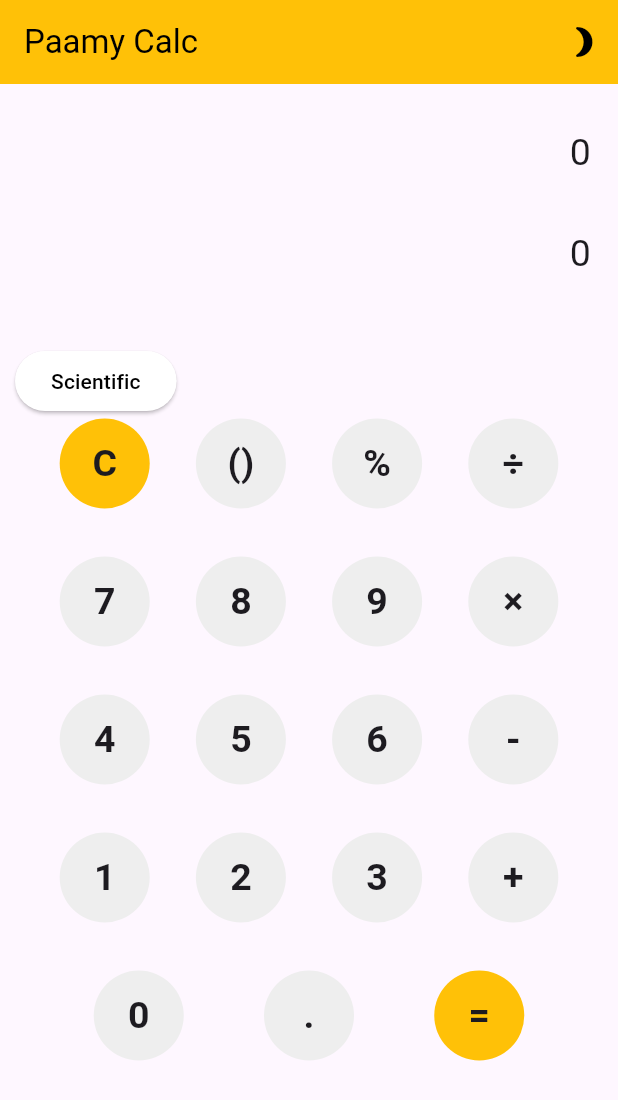
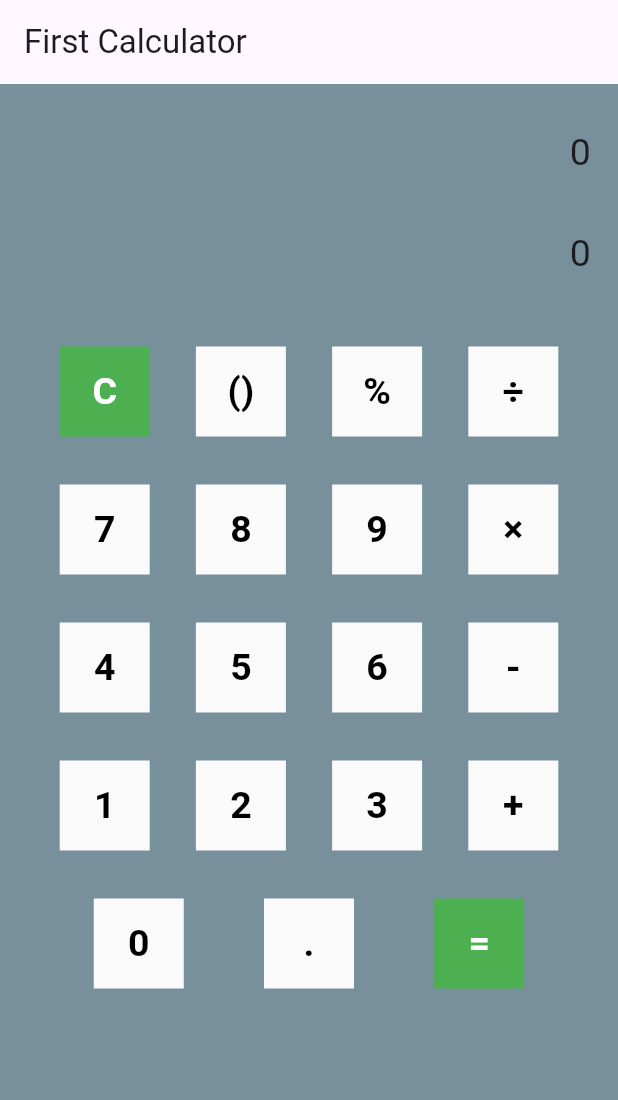
Before and after one commit to Ammarmyp/mcp_calculator, a Flutter app: the screen it shows after launch, on a phone screen of 412 x 824 dp. Shown: the top 1100 px of the screen. Run offline on Flutter 3.47's test engine with Material 3 defaults, Android fonts, the phone set to English and light mode, and no system bars; our stand-ins replace math_expressions.

Commit message:
aman changes

```diff
--- a/lib/components/custom_button.dart
+++ b/lib/components/custom_button.dart
@@ -18,25 +18,25 @@ class CustomButton extends StatelessWidget {
     return InkWell(
       onTap: onPressed,
       splashColor: Theme.of(context).colorScheme.primary.withOpacity(0.2),
-      borderRadius: BorderRadius.circular(30),
+      borderRadius: BorderRadius.circular(20),
       child: Container(
         alignment: Alignment.center,
         margin: const EdgeInsets.all(1),
         decoration: BoxDecoration(
-            color: ["C", "="].contains(label)
-                ? Theme.of(context).colorScheme.secondary
-                : Theme.of(context).colorScheme.tertiary,
+            color:
+                ["C", "="].contains(label) ? Colors.green : Colors.grey.shade50,
             // Background color
             // borderRadius: BorderRadius.circular(10),
-            shape: BoxShape.circle // Rounded corners
+            shape: BoxShape.rectangle // Rounded corners
             ),
         height: 60,
         width: 60,
         child: Text(
           label,
-          style: const TextStyle(
+          style: TextStyle(
             fontSize: 25,
             fontWeight: FontWeight.bold,
+            color: ["C", "="].contains(label) ? Colors.white : Colors.black,
           ),
         ),
       ),
--- a/lib/main.dart
+++ b/lib/main.dart
@@ -1,6 +1,5 @@
 import 'package:flutter/material.dart';
 import 'package:mcp_calculator/screens/simple_calculator.dart';
-import 'package:mcp_calculator/services/app_theme.dart';
 
 void main() {
   runApp(const MyApp());
@@ -14,23 +13,13 @@ class MyApp extends StatefulWidget {
 }
 
 class _MyAppState extends State<MyApp> {
-  bool isDarkTheme = false;
-
-  void toggleTheme() {
-    setState(() {
-      isDarkTheme = !isDarkTheme;
-    });
-  }
-
   @override
   Widget build(BuildContext context) {
     return MaterialApp(
-      title: 'Paamy Calculator',
-      darkTheme: Appthemedata.darkMode,
-      theme: Appthemedata.lightMode,
-      themeMode: isDarkTheme ? ThemeMode.dark : ThemeMode.light,
+      title: 'Calculator',
+      theme: ThemeData(scaffoldBackgroundColor: Colors.blueGrey.shade400),
       debugShowCheckedModeBanner: false,
-      routes: {"/": (context) => SimpleCalculator(toggleTheme: toggleTheme)},
+      routes: {"/": (context) => const SimpleCalculator()},
     );
   }
 }
--- a/lib/screens/simple_calculator.dart
+++ b/lib/screens/simple_calculator.dart
@@ -4,8 +4,9 @@ import 'package:mcp_calculator/components/custom_button.dart';
 import 'package:mcp_calculator/components/display.dart';
 
 class SimpleCalculator extends StatefulWidget {
-  final VoidCallback toggleTheme;
-  const SimpleCalculator({super.key, required this.toggleTheme});
+  const SimpleCalculator({
+    super.key,
+  });
 
   @override
   State<SimpleCalculator> createState() => _SimpleCalculatorState();
@@ -53,14 +54,7 @@ class _SimpleCalculatorState extends State<SimpleCalculator> {
   Widget build(BuildContext context) {
     return Scaffold(
       appBar: AppBar(
-        title: const Text("Paamy Calc"),
-        actions: [
-          IconButton(
-            icon: const Icon(Icons.brightness_3_rounded),
-            onPressed: widget.toggleTheme,
-          ),
-          // IconButton(onPressed: () {}, icon: const Icon(Icons.edit_outlined))
-        ],
+        title: const Text("First Calculator"),
       ),
       body: Container(
         padding: const EdgeInsets.symmetric(vertical: 20, horizontal: 10),
@@ -68,31 +62,22 @@ class _SimpleCalculatorState extends State<SimpleCalculator> {
           mainAxisAlignment: MainAxisAlignment.end,
           children: [
             Display(
-              value: result,
+              value: expression,
             ),
             const SizedBox(
               height: 15,
             ),
-            Display(value: expression),
+            Display(value: result),
             const SizedBox(height: 35),
-            Row(
+            const Row(
               mainAxisSize: MainAxisSize.max,
               mainAxisAlignment: MainAxisAlignment.start,
-              children: [
-                ElevatedButton(
-                  style: const ButtonStyle(
-                    alignment: Alignment.center,
-                  ),
-                  onPressed: toggleScientificMode,
-                  child: Text(isScientificMode ? 'Basic' : 'Scientific'),
-                ),
-              ],
+              children: [],
             ),
             Expanded(
               child: SingleChildScrollView(
                 child: Column(
                   children: [
-                    if (isScientificMode) _buildScientificKeyboard(),
                     basicCalculator(),
                   ],
                 ),
```
